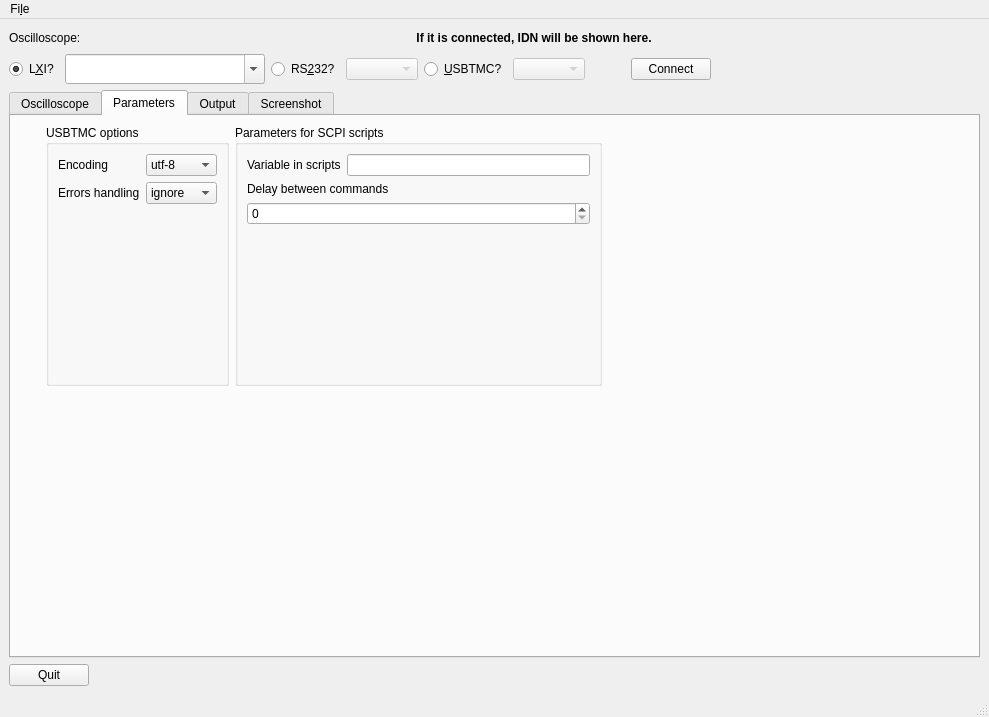
First picture: the form in GUI/LinOsc.ui, repository ISeeBugsEverywhere/LinuxOscilloscope, before the edit.
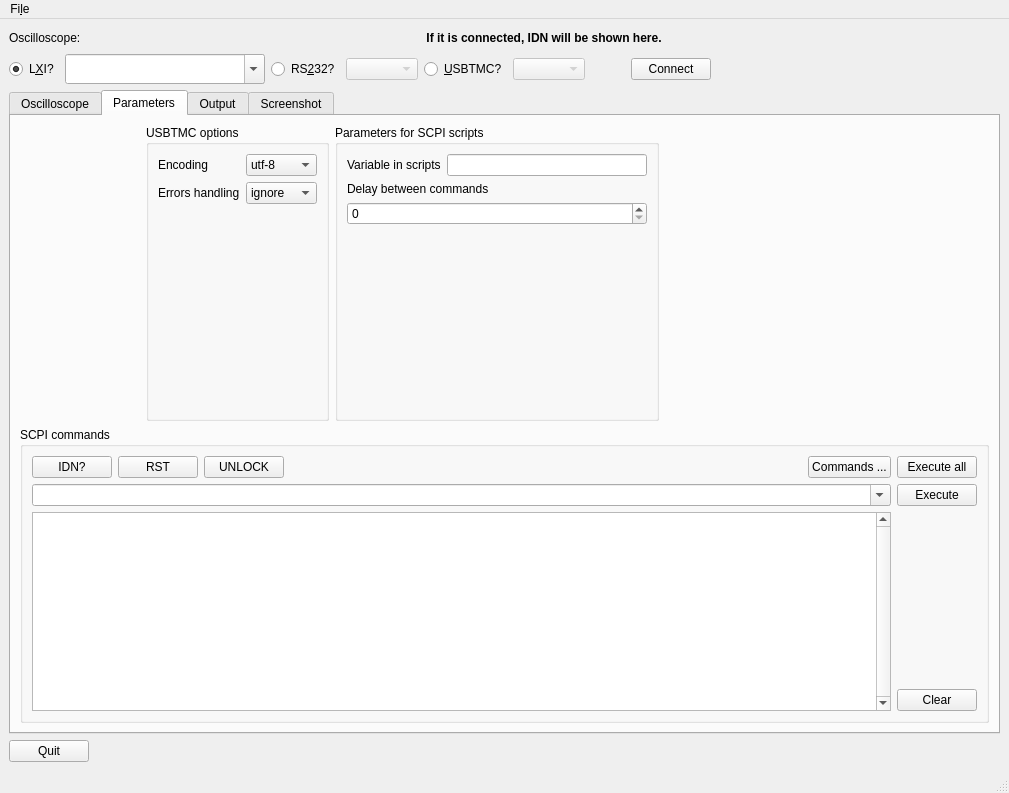
Second picture: the form after the edit. The open tabs and pages were chosen to show the change. Custom widgets are drawn as their Qt base class.

Patch:
```diff
--- a/GUI/LinOsc.ui
+++ b/GUI/LinOsc.ui
@@ -6,8 +6,8 @@
    <rect>
     <x>0</x>
     <y>0</y>
-    <width>989</width>
-    <height>717</height>
+    <width>1009</width>
+    <height>793</height>
    </rect>
   </property>
   <property name="windowTitle">
@@ -407,50 +407,8 @@
        <attribute name="title">
         <string>Parameters</string>
        </attribute>
-       <layout class="QGridLayout" name="gridLayout">
-        <item row="1" column="0">
-         <spacer name="verticalSpacer">
-          <property name="orientation">
-           <enum>Qt::Vertical</enum>
-          </property>
-          <property name="sizeHint" stdset="0">
-           <size>
-            <width>20</width>
-            <height>238</height>
-           </size>
-          </property>
-         </spacer>
-        </item>
-        <item row="0" column="3">
-         <spacer name="horizontalSpacer_8">
-          <property name="orientation">
-           <enum>Qt::Horizontal</enum>
-          </property>
-          <property name="sizeHint" stdset="0">
-           <size>
-            <width>40</width>
-            <height>20</height>
-           </size>
-          </property>
-         </spacer>
-        </item>
-        <item row="0" column="0">
-         <widget class="serialPortWidget" name="rs232Widget" native="true">
-          <property name="sizePolicy">
-           <sizepolicy hsizetype="Preferred" vsizetype="Expanding">
-            <horstretch>0</horstretch>
-            <verstretch>0</verstretch>
-           </sizepolicy>
-          </property>
-          <property name="minimumSize">
-           <size>
-            <width>0</width>
-            <height>30</height>
-           </size>
-          </property>
-         </widget>
-        </item>
-        <item row="0" column="1">
+       <layout class="QGridLayout" name="gridLayout_10">
+        <item row="0" column="2">
          <widget class="QGroupBox" name="groupBox_4">
           <property name="title">
            <string>USBTMC options</string>
@@ -514,7 +472,7 @@
           </layout>
          </widget>
         </item>
-        <item row="0" column="2">
+        <item row="0" column="3">
          <widget class="QGroupBox" name="groupBox_5">
           <property name="title">
            <string>Parameters for SCPI scripts</string>
@@ -556,6 +514,136 @@
           </layout>
          </widget>
         </item>
+        <item row="0" column="4">
+         <spacer name="horizontalSpacer_8">
+          <property name="orientation">
+           <enum>Qt::Horizontal</enum>
+          </property>
+          <property name="sizeHint" stdset="0">
+           <size>
+            <width>40</width>
+            <height>20</height>
+           </size>
+          </property>
+         </spacer>
+        </item>
+        <item row="0" column="0" colspan="2">
+         <widget class="serialPortWidget" name="rs232Widget" native="true">
+          <property name="sizePolicy">
+           <sizepolicy hsizetype="Preferred" vsizetype="Expanding">
+            <horstretch>0</horstretch>
+            <verstretch>0</verstretch>
+           </sizepolicy>
+          </property>
+          <property name="minimumSize">
+           <size>
+            <width>120</width>
+            <height>30</height>
+           </size>
+          </property>
+         </widget>
+        </item>
+        <item row="1" column="0" colspan="5">
+         <widget class="QGroupBox" name="groupBox_3">
+          <property name="title">
+           <string>SCPI commands</string>
+          </property>
+          <layout class="QGridLayout" name="gridLayout">
+           <item row="0" column="0">
+            <widget class="QPushButton" name="idnButton">
+             <property name="text">
+              <string>IDN?</string>
+             </property>
+            </widget>
+           </item>
+           <item row="0" column="1">
+            <widget class="QPushButton" name="rstButton">
+             <property name="text">
+              <string>RST</string>
+             </property>
+            </widget>
+           </item>
+           <item row="0" column="2">
+            <widget class="QPushButton" name="unlockButton">
+             <property name="text">
+              <string>UNLOCK</string>
+             </property>
+            </widget>
+           </item>
+           <item row="0" column="3">
+            <spacer name="horizontalSpacer_13">
+             <property name="orientation">
+              <enum>Qt::Horizontal</enum>
+             </property>
+             <property name="sizeHint" stdset="0">
+              <size>
+               <width>419</width>
+               <height>20</height>
+              </size>
+             </property>
+            </spacer>
+           </item>
+           <item row="0" column="4">
+            <widget class="QPushButton" name="cmdsButton">
+             <property name="text">
+              <string>Commands ...</string>
+             </property>
+            </widget>
+           </item>
+           <item row="0" column="5">
+            <widget class="QPushButton" name="executeAllButton">
+             <property name="text">
+              <string>Execute all</string>
+             </property>
+            </widget>
+           </item>
+           <item row="1" column="0" colspan="5">
+            <widget class="QComboBox" name="cmdsBox">
+             <property name="editable">
+              <bool>true</bool>
+             </property>
+            </widget>
+           </item>
+           <item row="1" column="5">
+            <widget class="QPushButton" name="executeButton">
+             <property name="text">
+              <string>Execute</string>
+             </property>
+            </widget>
+           </item>
+           <item row="2" column="0" rowspan="2" colspan="5">
+            <widget class="QPlainTextEdit" name="outputBox">
+             <property name="verticalScrollBarPolicy">
+              <enum>Qt::ScrollBarAlwaysOn</enum>
+             </property>
+             <property name="horizontalScrollBarPolicy">
+              <enum>Qt::ScrollBarAlwaysOff</enum>
+             </property>
+            </widget>
+           </item>
+           <item row="2" column="5">
+            <spacer name="verticalSpacer">
+             <property name="orientation">
+              <enum>Qt::Vertical</enum>
+             </property>
+             <property name="sizeHint" stdset="0">
+              <size>
+               <width>20</width>
+               <height>149</height>
+              </size>
+             </property>
+            </spacer>
+           </item>
+           <item row="3" column="5">
+            <widget class="QPushButton" name="clearButton">
+             <property name="text">
+              <string>Clear</string>
+             </property>
+            </widget>
+           </item>
+          </layout>
+         </widget>
+        </item>
        </layout>
       </widget>
       <widget class="QWidget" name="infoTab">
@@ -634,7 +722,7 @@
     <rect>
      <x>0</x>
      <y>0</y>
-     <width>989</width>
+     <width>1009</width>
      <height>30</height>
     </rect>
    </property>
```
